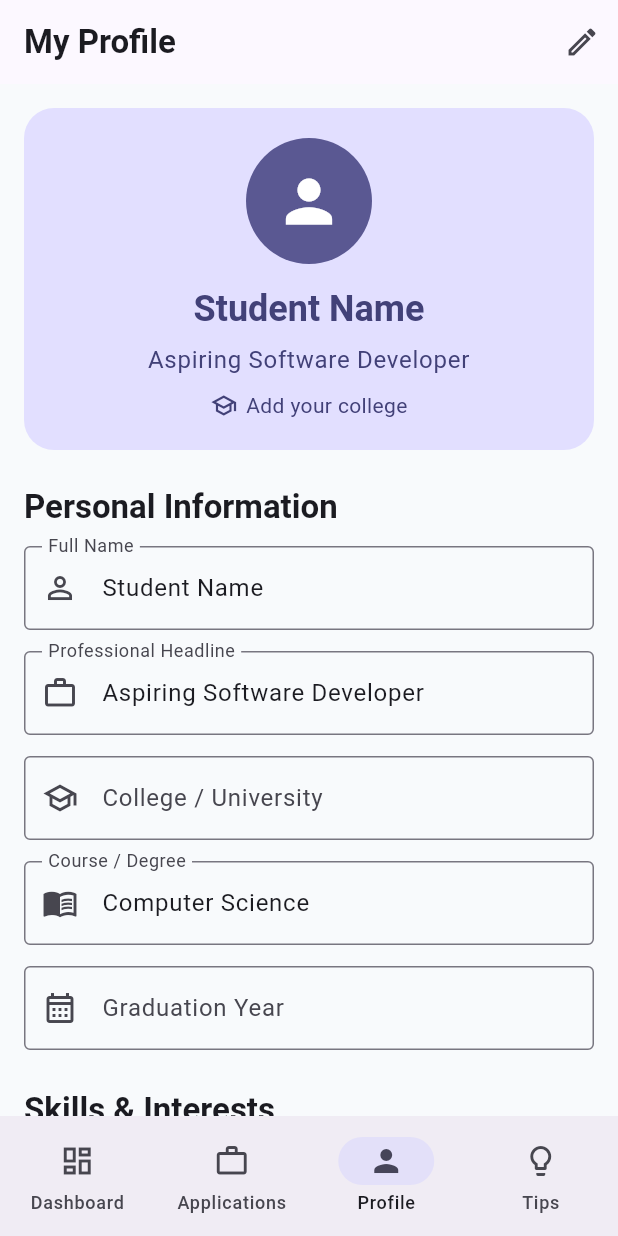
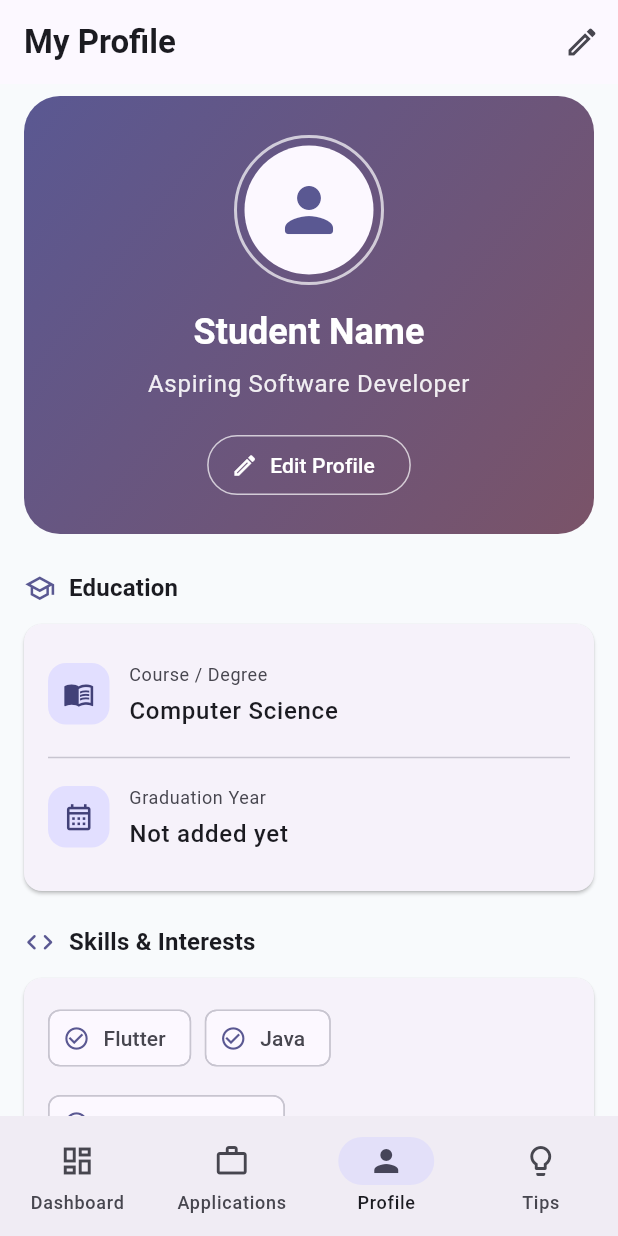
Before and after one commit to thagaramvamshi/internship_tracker, a Flutter app: the screen it shows after launch, item 3 of the bottom bar chosen, on a phone screen of 412 x 824 dp. Run offline on Flutter 3.47's test engine with Material 3 defaults, Android fonts, the phone set to English and light mode, and no system bars; our stand-ins replace shared_preferences; network calls fail.

Commit message:
Redesigned student profile interface

```diff
--- a/lib/screens/profile_screen.dart
+++ b/lib/screens/profile_screen.dart
@@ -13,66 +13,50 @@ class ProfileScreen extends StatefulWidget {
 }
 
 class _ProfileScreenState extends State<ProfileScreen> {
+  final _formKey = GlobalKey<FormState>();
+
   final _nameController = TextEditingController();
   final _headlineController = TextEditingController();
   final _collegeController = TextEditingController();
   final _courseController = TextEditingController();
-  final _graduationController = TextEditingController();
+  final _yearController = TextEditingController();
   final _skillsController = TextEditingController();
 
   bool _isEditing = false;
+  bool _isSaving = false;
   bool _initialized = false;
-  bool _isSaving = false;
 
   @override
   void didChangeDependencies() {
     super.didChangeDependencies();
 
     if (!_initialized) {
-      final profile = context.read<ProfileProvider>();
+      _loadFields(context.read<ProfileProvider>());
+      _initialized = true;
+    }
+  }
+
+  void _loadFields(ProfileProvider profile) {
     _nameController.text = profile.name;
     _headlineController.text = profile.headline;
     _collegeController.text = profile.college;
     _courseController.text = profile.course;
-      _graduationController.text = profile.graduationYear;
+    _yearController.text = profile.graduationYear;
     _skillsController.text = profile.skills.join(', ');
-      _initialized = true;
-    }
-  }
-
-  @override
-  void dispose() {
-    _nameController.dispose();
-    _headlineController.dispose();
-    _collegeController.dispose();
-    _courseController.dispose();
-    _graduationController.dispose();
-    _skillsController.dispose();
-    super.dispose();
   }
 
   void _startEditing() {
-    final profile = context.read<ProfileProvider>();
-
-    _nameController.text = profile.name;
-    _headlineController.text = profile.headline;
-    _collegeController.text = profile.college;
-    _courseController.text = profile.course;
-    _graduationController.text = profile.graduationYear;
-    _skillsController.text = profile.skills.join(', ');
-
+    _loadFields(context.read<ProfileProvider>());
     setState(() => _isEditing = true);
   }
 
+  void _cancelEditing() {
+    _loadFields(context.read<ProfileProvider>());
+    setState(() => _isEditing = false);
+  }
+
   Future<void> _saveProfile() async {
-    final name = _nameController.text.trim();
-
-    if (name.isEmpty) {
-      ScaffoldMessenger.of(context).showSnackBar(
-        const SnackBar(content: Text('Please enter your name')),
-      );
-      return;
-    }
+    if (!_formKey.currentState!.validate()) return;
 
     setState(() => _isSaving = true);
 
@@ -85,11 +69,11 @@ class _ProfileScreenState extends State<ProfileScreen> {
           .toList();
 
       await context.read<ProfileProvider>().saveProfile(
-            name: name,
+            name: _nameController.text.trim(),
             headline: _headlineController.text.trim(),
             college: _collegeController.text.trim(),
             course: _courseController.text.trim(),
-            graduationYear: _graduationController.text.trim(),
+            graduationYear: _yearController.text.trim(),
             skills: skills,
           );
 
@@ -101,7 +85,7 @@ class _ProfileScreenState extends State<ProfileScreen> {
       });
 
       ScaffoldMessenger.of(context).showSnackBar(
-        const SnackBar(content: Text('Profile saved successfully')),
+        const SnackBar(content: Text('Profile updated successfully')),
       );
     } catch (_) {
       if (!mounted) return;
@@ -109,30 +93,101 @@ class _ProfileScreenState extends State<ProfileScreen> {
       setState(() => _isSaving = false);
 
       ScaffoldMessenger.of(context).showSnackBar(
-        const SnackBar(
-          content: Text('Could not save profile. Please try again.'),
-        ),
+        const SnackBar(content: Text('Unable to save profile. Try again.')),
       );
     }
   }
 
-  Widget _profileField({
+  @override
+  void dispose() {
+    _nameController.dispose();
+    _headlineController.dispose();
+    _collegeController.dispose();
+    _courseController.dispose();
+    _yearController.dispose();
+    _skillsController.dispose();
+    super.dispose();
+  }
+
+  Widget _sectionTitle(String title, IconData icon) {
+    return Padding(
+      padding: const EdgeInsets.only(bottom: 12),
+      child: Row(
+        children: [
+          Icon(icon, size: 21, color: Theme.of(context).colorScheme.primary),
+          const SizedBox(width: 9),
+          Text(
+            title,
+            style: Theme.of(context).textTheme.titleMedium?.copyWith(
+                  fontWeight: FontWeight.bold,
+                ),
+          ),
+        ],
+      ),
+    );
+  }
+
+  Widget _detailTile(IconData icon, String label, String value) {
+    final colors = Theme.of(context).colorScheme;
+
+    return Padding(
+      padding: const EdgeInsets.symmetric(vertical: 10),
+      child: Row(
+        crossAxisAlignment: CrossAxisAlignment.start,
+        children: [
+          Container(
+            padding: const EdgeInsets.all(10),
+            decoration: BoxDecoration(
+              color: colors.primaryContainer,
+              borderRadius: BorderRadius.circular(12),
+            ),
+            child: Icon(icon, color: colors.onPrimaryContainer, size: 21),
+          ),
+          const SizedBox(width: 13),
+          Expanded(
+            child: Column(
+              crossAxisAlignment: CrossAxisAlignment.start,
+              children: [
+                Text(
+                  label,
+                  style: Theme.of(context).textTheme.bodySmall?.copyWith(
+                        color: colors.onSurfaceVariant,
+                      ),
+                ),
+                const SizedBox(height: 4),
+                Text(
+                  value.isEmpty ? 'Not added yet' : value,
+                  style: Theme.of(context).textTheme.bodyLarge?.copyWith(
+                        fontWeight: FontWeight.w500,
+                      ),
+                ),
+              ],
+            ),
+          ),
+        ],
+      ),
+    );
+  }
+
+  Widget _inputField({
     required String label,
     required TextEditingController controller,
     required IconData icon,
     String? hint,
+    String? Function(String?)? validator,
   }) {
     return Padding(
-      padding: const EdgeInsets.only(bottom: 14),
-      child: TextField(
+      padding: const EdgeInsets.only(bottom: 16),
+      child: TextFormField(
         controller: controller,
-        readOnly: !_isEditing,
-        onChanged: (_) => setState(() {}),
+        validator: validator,
         decoration: InputDecoration(
           labelText: label,
           hintText: hint,
           prefixIcon: Icon(icon),
-          border: const OutlineInputBorder(),
+          border: OutlineInputBorder(
+            borderRadius: BorderRadius.circular(14),
+          ),
         ),
       ),
     );
@@ -145,27 +200,19 @@ class _ProfileScreenState extends State<ProfileScreen> {
     final theme = Theme.of(context);
     final colors = theme.colorScheme;
 
-    // Keep the fields synchronized when saved profile data loads.
+    // Refresh the display when saved profile data loads.
     if (!_isEditing && _initialized) {
       if (_nameController.text != profile.name) {
-        _nameController.text = profile.name;
-      }
-      if (_headlineController.text != profile.headline) {
-        _headlineController.text = profile.headline;
-      }
-      if (_collegeController.text != profile.college) {
-        _collegeController.text = profile.college;
-      }
-      if (_courseController.text != profile.course) {
-        _courseController.text = profile.course;
-      }
-      if (_graduationController.text != profile.graduationYear) {
-        _graduationController.text = profile.graduationYear;
-      }
-      if (_skillsController.text != profile.skills.join(', ')) {
-        _skillsController.text = profile.skills.join(', ');
+        _loadFields(profile);
       }
     }
+
+    final name = _isEditing
+        ? _nameController.text.trim()
+        : profile.name;
+    final headline = _isEditing
+        ? _headlineController.text.trim()
+        : profile.headline;
 
     return Scaffold(
       appBar: AppBar(
@@ -183,129 +230,214 @@ class _ProfileScreenState extends State<ProfileScreen> {
         ],
       ),
       body: ListView(
-        padding: const EdgeInsets.all(16),
+        padding: const EdgeInsets.fromLTRB(16, 8, 16, 28),
         children: [
+          // Professional profile header
           Container(
-            padding: const EdgeInsets.all(20),
+            width: double.infinity,
+            padding: const EdgeInsets.fromLTRB(20, 26, 20, 22),
             decoration: BoxDecoration(
-              color: colors.primaryContainer,
-              borderRadius: BorderRadius.circular(20),
+              gradient: LinearGradient(
+                begin: Alignment.topLeft,
+                end: Alignment.bottomRight,
+                colors: [
+                  colors.primary,
+                  colors.tertiary,
+                ],
+              ),
+              borderRadius: BorderRadius.circular(24),
             ),
             child: Column(
               children: [
-                CircleAvatar(
-                  radius: 42,
-                  backgroundColor: colors.primary,
+                Container(
+                  padding: const EdgeInsets.all(5),
+                  decoration: BoxDecoration(
+                    shape: BoxShape.circle,
+                    border: Border.all(
+                      color: colors.onPrimary.withValues(alpha: 0.7),
+                      width: 2,
+                    ),
+                  ),
+                  child: CircleAvatar(
+                    radius: 43,
+                    backgroundColor: colors.surface,
                     child: Icon(
-                    Icons.person,
-                    size: 46,
+                      Icons.person_rounded,
+                      size: 48,
+                      color: colors.primary,
+                    ),
+                  ),
+                ),
+                const SizedBox(height: 15),
+                Text(
+                  name.isEmpty ? 'Your Name' : name,
+                  textAlign: TextAlign.center,
+                  style: theme.textTheme.headlineSmall?.copyWith(
+                    fontWeight: FontWeight.bold,
                     color: colors.onPrimary,
                   ),
                 ),
-                const SizedBox(height: 14),
+                const SizedBox(height: 7),
                 Text(
-                  _nameController.text.trim().isEmpty
-                      ? 'Student Name'
-                      : _nameController.text,
+                  headline.isEmpty
+                      ? 'Add your professional headline'
+                      : headline,
                   textAlign: TextAlign.center,
-                  style: theme.textTheme.headlineSmall?.copyWith(
-                    fontWeight: FontWeight.bold,
-                    color: colors.onPrimaryContainer,
+                  style: theme.textTheme.bodyLarge?.copyWith(
+                    color: colors.onPrimary.withValues(alpha: 0.9),
                   ),
                 ),
-                const SizedBox(height: 6),
-                Text(
-                  _headlineController.text,
-                  textAlign: TextAlign.center,
-                  style: theme.textTheme.bodyLarge?.copyWith(
-                    color: colors.onPrimaryContainer,
-                  ),
-                ),
-                const SizedBox(height: 8),
+                if (profile.college.isNotEmpty) ...[
+                  const SizedBox(height: 12),
                   Row(
                     mainAxisAlignment: MainAxisAlignment.center,
                     children: [
                       Icon(
                         Icons.school_outlined,
                         size: 18,
-                      color: colors.onPrimaryContainer,
+                        color: colors.onPrimary,
                       ),
-                    const SizedBox(width: 6),
+                      const SizedBox(width: 7),
                       Flexible(
                         child: Text(
-                        _collegeController.text.trim().isEmpty
-                            ? 'Add your college'
-                            : _collegeController.text,
+                          profile.college,
                           textAlign: TextAlign.center,
-                        style: TextStyle(
-                          color: colors.onPrimaryContainer,
-                        ),
+                          style: TextStyle(color: colors.onPrimary),
                         ),
                       ),
                     ],
                   ),
                 ],
+                if (!_isEditing) ...[
+                  const SizedBox(height: 18),
+                  OutlinedButton.icon(
+                    onPressed: _startEditing,
+                    icon: const Icon(Icons.edit_outlined),
+                    label: const Text('Edit Profile'),
+                    style: OutlinedButton.styleFrom(
+                      foregroundColor: colors.onPrimary,
+                      side: BorderSide(
+                        color: colors.onPrimary.withValues(alpha: 0.7),
                       ),
                     ),
-          const SizedBox(height: 24),
-          Text(
-            'Personal Information',
-            style: theme.textTheme.titleLarge?.copyWith(
-              fontWeight: FontWeight.bold,
+                  ),
+                ],
+              ],
             ),
           ),
-          const SizedBox(height: 12),
-          _profileField(
+
+          const SizedBox(height: 24),
+
+          if (_isEditing) ...[
+            _sectionTitle('Edit your details', Icons.manage_accounts_outlined),
+            Card(
+              child: Padding(
+                padding: const EdgeInsets.all(16),
+                child: Form(
+                  key: _formKey,
+                  child: Column(
+                    children: [
+                      _inputField(
                         label: 'Full Name',
                         controller: _nameController,
                         icon: Icons.person_outline,
+                        validator: (value) =>
+                            value == null || value.trim().isEmpty
+                                ? 'Please enter your name'
+                                : null,
                       ),
-          _profileField(
+                      _inputField(
                         label: 'Professional Headline',
                         controller: _headlineController,
                         icon: Icons.work_outline,
                       ),
-          _profileField(
+                      _inputField(
                         label: 'College / University',
                         controller: _collegeController,
                         icon: Icons.school_outlined,
                       ),
-          _profileField(
+                      _inputField(
                         label: 'Course / Degree',
                         controller: _courseController,
                         icon: Icons.menu_book_outlined,
                       ),
-          _profileField(
+                      _inputField(
                         label: 'Graduation Year',
-            controller: _graduationController,
+                        controller: _yearController,
                         icon: Icons.calendar_month_outlined,
                         hint: 'e.g. 2028',
                       ),
-          const SizedBox(height: 12),
-          Text(
-            'Skills & Interests',
-            style: theme.textTheme.titleLarge?.copyWith(
-              fontWeight: FontWeight.bold,
-            ),
-          ),
-          const SizedBox(height: 12),
-          if (_isEditing)
-            _profileField(
+                      _inputField(
                         label: 'Skills',
                         controller: _skillsController,
                         icon: Icons.code,
-              hint: 'Enter skills separated by commas',
+                        hint: 'Java, Flutter, SQL',
+                      ),
+                      const SizedBox(height: 4),
+                      SizedBox(
+                        width: double.infinity,
+                        child: FilledButton.icon(
+                          onPressed: _isSaving ? null : _saveProfile,
+                          icon: _isSaving
+                              ? const SizedBox(
+                                  height: 18,
+                                  width: 18,
+                                  child: CircularProgressIndicator(
+                                    strokeWidth: 2,
+                                  ),
                                 )
-          else
+                              : const Icon(Icons.check_circle_outline),
+                          label: Text(
+                            _isSaving ? 'Saving...' : 'Save Changes',
+                          ),
+                        ),
+                      ),
+                      SizedBox(
+                        width: double.infinity,
+                        child: TextButton(
+                          onPressed: _isSaving ? null : _cancelEditing,
+                          child: const Text('Cancel'),
+                        ),
+                      ),
+                    ],
+                  ),
+                ),
+              ),
+            ),
+          ] else ...[
+            // View-only profile details
+            _sectionTitle('Education', Icons.school_outlined),
             Card(
               child: Padding(
                 padding: const EdgeInsets.all(16),
-                child: Wrap(
-                  spacing: 8,
-                  runSpacing: 8,
-                  children: profile.skills.isEmpty
-                      ? [const Text('No skills added yet')]
-                      : profile.skills
+                child: Column(
+                  children: [
+                    _detailTile(
+                      Icons.menu_book_outlined,
+                      'Course / Degree',
+                      profile.course,
+                    ),
+                    const Divider(height: 18),
+                    _detailTile(
+                      Icons.calendar_month_outlined,
+                      'Graduation Year',
+                      profile.graduationYear,
+                    ),
+                  ],
+                ),
+              ),
+            ),
+            const SizedBox(height: 22),
+            _sectionTitle('Skills & Interests', Icons.code_rounded),
+            Card(
+              child: Padding(
+                padding: const EdgeInsets.all(16),
+                child: profile.skills.isEmpty
+                    ? const Text('No skills added yet. Tap Edit Profile to add some.')
+                    : Wrap(
+                        spacing: 9,
+                        runSpacing: 9,
+                        children: profile.skills
                             .map(
                               (skill) => Chip(
                                 avatar: const Icon(
@@ -313,43 +445,20 @@ class _ProfileScreenState extends State<ProfileScreen> {
                                   size: 18,
                                 ),
                                 label: Text(skill),
+                                side: BorderSide(
+                                  color: colors.outlineVariant,
+                                ),
                               ),
                             )
                             .toList(),
                       ),
               ),
             ),
-          if (_isEditing) ...[
-            const SizedBox(height: 8),
-            FilledButton.icon(
-              onPressed: _isSaving ? null : _saveProfile,
-              icon: _isSaving
-                  ? const SizedBox(
-                      height: 18,
-                      width: 18,
-                      child: CircularProgressIndicator(strokeWidth: 2),
-                    )
-                  : const Icon(Icons.save_outlined),
-              label: Text(_isSaving ? 'Saving...' : 'Save Profile'),
-            ),
-            TextButton(
-              onPressed: _isSaving
-                  ? null
-                  : () {
-                      setState(() => _isEditing = false);
-                      _startEditing();
-                    },
-              child: const Text('Cancel'),
-            ),
           ],
-          const SizedBox(height: 24),
-          Text(
-            'Appearance',
-            style: theme.textTheme.titleLarge?.copyWith(
-              fontWeight: FontWeight.bold,
-            ),
-          ),
-          const SizedBox(height: 8),
+
+          const SizedBox(height: 22),
+
+          _sectionTitle('Appearance', Icons.palette_outlined),
           Card(
             child: SwitchListTile(
               secondary: Icon(
@@ -367,7 +476,6 @@ class _ProfileScreenState extends State<ProfileScreen> {
               onChanged: (_) => themeProvider.toggleTheme(),
             ),
           ),
-          const SizedBox(height: 24),
         ],
       ),
     );
```
Lines whose indentation alone changed are shown as unchanged.
